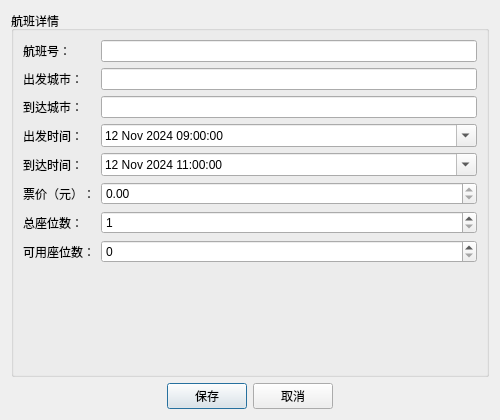
First picture: the form in flightdialog.ui, repository sheldonshi115/Flight_Tickets_System-FlyOver-, before the edit.
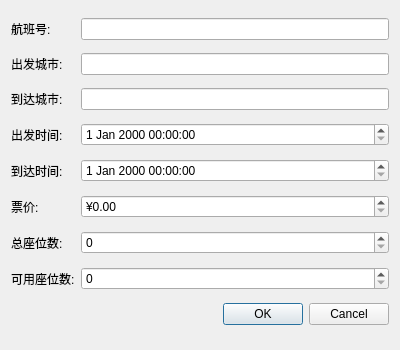
Second picture: the form after the edit.

Diff of the .ui file:
```diff
--- a/flightdialog.ui
+++ b/flightdialog.ui
@@ -4,231 +4,119 @@
  <widget class="QDialog" name="FlightDialog">
   <property name="geometry">
    <rect>
-    <x>100</x>
-    <y>100</y>
-    <width>500</width>
-    <height>420</height>
+    <x>0</x>
+    <y>0</y>
+    <width>400</width>
+    <height>350</height>
    </rect>
   </property>
-  <property name="windowTitle">
-   <string>航班信息编辑</string>
-  </property>
-  <layout class="QVBoxLayout" name="verticalLayout">
-   <item>
-    <widget class="QGroupBox" name="groupBox">
-     <property name="title">
-      <string>航班详情</string>
-     </property>
-     <layout class="QFormLayout" name="formLayout">
+  <layout class="QGridLayout" name="gridLayout">
       <item row="0" column="0">
        <widget class="QLabel" name="label">
         <property name="text">
-         <string>航班号：</string>
+      <string>航班号:</string>
         </property>
        </widget>
       </item>
       <item row="0" column="1">
-       <widget class="QLineEdit" name="txtFlightNumber">
-        <property name="maxLength">
-         <number>10</number>
-        </property>
-       </widget>
-      </item>
-
+    <widget class="QLineEdit" name="leFlightNumber"/>
+   </item>
       <item row="1" column="0">
        <widget class="QLabel" name="label_2">
         <property name="text">
-         <string>出发城市：</string>
+      <string>出发城市:</string>
         </property>
        </widget>
       </item>
       <item row="1" column="1">
-       <widget class="QLineEdit" name="txtDeparture">
-        <property name="maxLength">
-         <number>20</number>
-        </property>
-       </widget>
-      </item>
-
+    <widget class="QLineEdit" name="leDepartureCity"/>
+   </item>
       <item row="2" column="0">
        <widget class="QLabel" name="label_3">
         <property name="text">
-         <string>到达城市：</string>
+      <string>到达城市:</string>
         </property>
        </widget>
       </item>
       <item row="2" column="1">
-       <widget class="QLineEdit" name="txtArrival">
-        <property name="maxLength">
-         <number>20</number>
-        </property>
-       </widget>
-      </item>
-
+    <widget class="QLineEdit" name="leArrivalCity"/>
+   </item>
       <item row="3" column="0">
        <widget class="QLabel" name="label_4">
         <property name="text">
-         <string>出发时间：</string>
+      <string>出发时间:</string>
         </property>
        </widget>
       </item>
       <item row="3" column="1">
-       <widget class="QDateTimeEdit" name="dateTimeEditDeparture">
-        <property name="calendarPopup">
-         <bool>true</bool>
-        </property>
-        <property name="dateTime">
-         <datetime>
-          <year>2024</year>
-          <month>11</month>
-          <day>12</day>
-          <hour>9</hour>
-          <minute>0</minute>
-         </datetime>
-        </property>
-       </widget>
-      </item>
-
+    <widget class="QDateTimeEdit" name="dtDepartureTime"/>
+   </item>
       <item row="4" column="0">
        <widget class="QLabel" name="label_5">
         <property name="text">
-         <string>到达时间：</string>
+      <string>到达时间:</string>
         </property>
        </widget>
       </item>
       <item row="4" column="1">
-       <widget class="QDateTimeEdit" name="dateTimeEditArrival">
-        <property name="calendarPopup">
-         <bool>true</bool>
-        </property>
-        <property name="dateTime">
-         <datetime>
-          <year>2024</year>
-          <month>11</month>
-          <day>12</day>
-          <hour>11</hour>
-          <minute>0</minute>
-         </datetime>
-        </property>
-       </widget>
-      </item>
-
+    <widget class="QDateTimeEdit" name="dtArrivalTime"/>
+   </item>
       <item row="5" column="0">
        <widget class="QLabel" name="label_6">
         <property name="text">
-         <string>票价（元）：</string>
+      <string>票价:</string>
         </property>
        </widget>
       </item>
       <item row="5" column="1">
-       <widget class="QDoubleSpinBox" name="doubleSpinBoxPrice">
-        <property name="decimals">
-         <number>2</number>
-        </property>
-        <property name="minimum">
-         <number>0.01</number>
-        </property>
-        <property name="maximum">
-         <number>9999.99</number>
+    <widget class="QDoubleSpinBox" name="dsPrice">
+     <property name="prefix">
+      <string>¥</string>
+     </property>
+     <property name="singleStep">
+      <double>100</double>
         </property>
        </widget>
       </item>
-
       <item row="6" column="0">
        <widget class="QLabel" name="label_7">
         <property name="text">
-         <string>总座位数：</string>
+      <string>总座位数:</string>
         </property>
        </widget>
       </item>
       <item row="6" column="1">
-       <widget class="QSpinBox" name="spinBoxTotalSeats">
-        <property name="minimum">
-         <number>1</number>
-        </property>
-        <property name="maximum">
-         <number>500</number>
-        </property>
-       </widget>
-      </item>
-
+    <widget class="QSpinBox" name="sbTotalSeats"/>
+   </item>
       <item row="7" column="0">
        <widget class="QLabel" name="label_8">
         <property name="text">
-         <string>可用座位数：</string>
+      <string>可用座位数:</string>
         </property>
        </widget>
       </item>
       <item row="7" column="1">
-       <widget class="QSpinBox" name="spinBoxAvailableSeats">
-        <property name="minimum">
-         <number>0</number>
-        </property>
-        <property name="maximum">
-         <number>500</number>
-        </property>
-       </widget>
-      </item>
-     </layout>
-    </widget>
-   </item>
-
-   <item>
-    <layout class="QHBoxLayout" name="horizontalLayout">
-     <item>
-      <spacer name="horizontalSpacer">
+    <widget class="QSpinBox" name="sbAvailableSeats"/>
+   </item>
+   <item row="8" column="0" colspan="2">
+    <widget class="QDialogButtonBox" name="buttonBox">
        <property name="orientation">
         <enum>Qt::Horizontal</enum>
        </property>
-       <property name="sizeHint" stdset="0">
-        <size>
-         <width>100</width>
-         <height>20</height>
-        </size>
-       </property>
-      </spacer>
-     </item>
-     <item>
-      <widget class="QPushButton" name="btnSave">
-       <property name="text">
-        <string>保存</string>
-       </property>
-       <property name="default">
-        <bool>true</bool>
-       </property>
-      </widget>
-     </item>
-     <item>
-      <widget class="QPushButton" name="btnCancel">
-       <property name="text">
-        <string>取消</string>
-       </property>
-      </widget>
-     </item>
-     <item>
-      <spacer name="horizontalSpacer_2">
-       <property name="orientation">
-        <enum>Qt::Horizontal</enum>
-       </property>
-       <property name="sizeHint" stdset="0">
-        <size>
-         <width>100</width>
-         <height>20</height>
-        </size>
-       </property>
-      </spacer>
-     </item>
-    </layout>
-   </item>
-  </layout>
-
-  <action name="actionSave">
-   <property name="text">
-    <string>Save</string>
-   </property>
-  </action>
+     <property name="standardButtons">
+      <set>QDialogButtonBox::Cancel|QDialogButtonBox::Ok</set>
+     </property>
+    </widget>
+   </item>
+  </layout>
  </widget>
-
+ <customwidgets>
+  <customwidget>
+   <class>QDateTimeEdit</class>
+   <extends>QDateEdit</extends>
+   <header>qdatetimeedit.h</header>
+  </customwidget>
+ </customwidgets>
  <resources/>
  <connections>
   <connection>
```
Left out of the diff: 35 changed lines with no effect on the pictures. Lines whose indentation alone changed are shown as unchanged.
